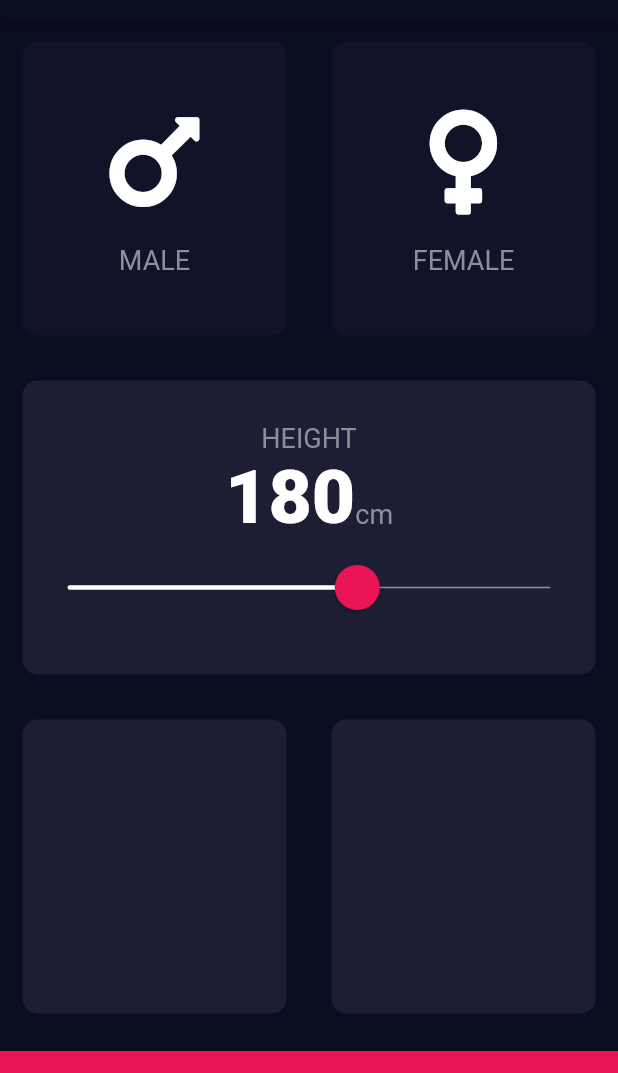
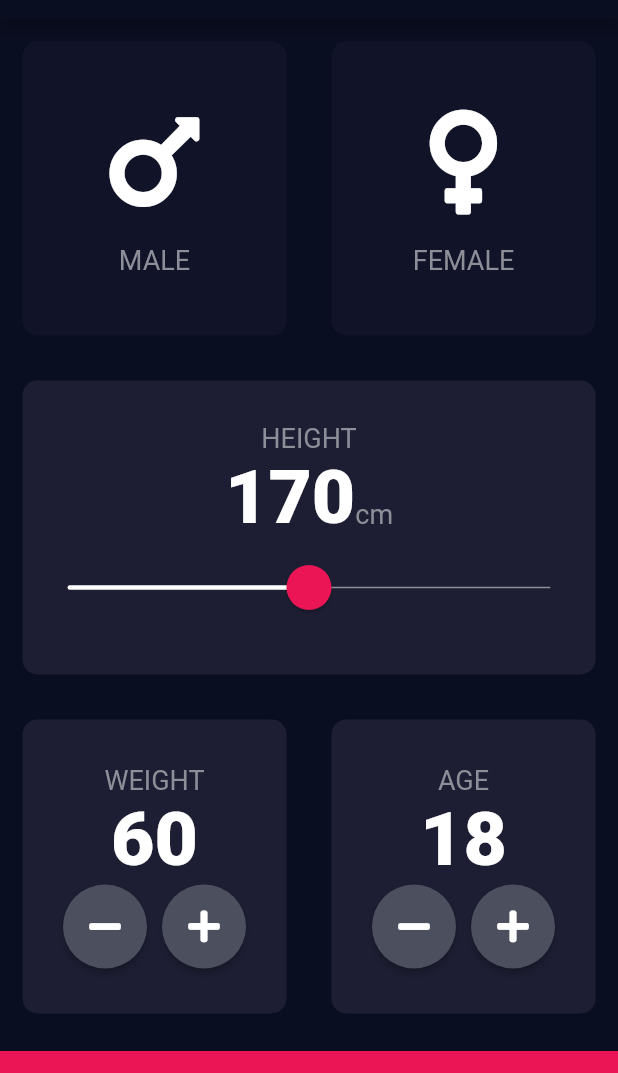
Before and after one commit to pelcastre-leomat/bmi-calculator-flutter, a Flutter app: the screen it shows after launch, on a phone screen of 412 x 824 dp, the part 65-1138 px from its top. Run offline on Flutter 3.47's test engine with Material 2 defaults, Android fonts, the phone set to English and light mode, and no system bars; our stand-ins replace font_awesome_flutter.

Commit message:
Finalized elements of main screen, corrected version number

```diff
--- a/lib/input_page.dart
+++ b/lib/input_page.dart
@@ -19,7 +19,9 @@ class InputPage extends StatefulWidget {
 
 class _InputPageState extends State<InputPage> {
   Gender? selectedGender;
-  int height = 180;
+  int height = 170;
+  int weight = 60;
+  int age = 18;
 
   @override
   Widget build(BuildContext context) {
@@ -123,14 +125,88 @@ class _InputPageState extends State<InputPage> {
           ),
           Expanded(
               child: Row(
-                children: const [
+                children: [
                   Expanded(
                     child: ReusableCard(
+                      cardChild: Column(
+                        mainAxisAlignment: MainAxisAlignment.center,
+                        children: <Widget>[
+                          const Text(
+                            'WEIGHT',
+                            style: kLabelTextStyle,
+                          ),
+                          Text(
+                            weight.toString(),
+                            style: kNumberTextStyle,
+                          ),
+                          Row(
+                            mainAxisAlignment: MainAxisAlignment.center,
+                            children: <Widget>[
+                              RoundIconButton(
+                                icon: FontAwesomeIcons.minus,
+                                onPressed: (){
+                                  setState(() {
+                                    weight--;
+                                  });
+                                },
+                              ),
+                              const SizedBox(
+                                width: 10,
+                              ),
+                              RoundIconButton(
+                                icon: FontAwesomeIcons.plus,
+                                onPressed: (){
+                                  setState(() {
+                                    weight++;
+                                  });
+                                },
+                              )
+                            ]
+                          ),
+                        ],
+                      ),
                       color: kActiveCardColor
                     ),
                   ),
                   Expanded(
                     child: ReusableCard(
+                      cardChild: Column(
+                        mainAxisAlignment: MainAxisAlignment.center,
+                        children: <Widget>[
+                          const Text(
+                            'AGE',
+                            style: kLabelTextStyle,
+                          ),
+                          Text(
+                            age.toString(),
+                            style: kNumberTextStyle,
+                          ),
+                          Row(
+                            mainAxisAlignment: MainAxisAlignment.center,
+                            children: <Widget>[
+                              RoundIconButton(
+                                icon: FontAwesomeIcons.minus,
+                                onPressed: (){
+                                  setState(() {
+                                    age--;
+                                  });
+                                }
+                              ),
+                              SizedBox(
+                                width: 10,
+                              ),
+                              RoundIconButton(
+                                  icon: FontAwesomeIcons.plus,
+                                  onPressed: (){
+                                    setState(() {
+                                      age++;
+                                    });
+                                  }
+                              ),
+                            ],
+                          )
+                        ],
+                      ),
                       color: kActiveCardColor
                     ),
                   ),
@@ -148,3 +224,25 @@ class _InputPageState extends State<InputPage> {
     );
   }
 }
+
+
+class RoundIconButton extends StatelessWidget {
+  const RoundIconButton({Key? key,required this.icon, required this.onPressed}) : super(key: key);
+
+  final IconData icon;
+  final VoidCallback onPressed;
+
+  @override
+  Widget build(BuildContext context) {
+    return RawMaterialButton(
+      constraints: const BoxConstraints.tightFor(
+        width: 56.0,
+        height: 56.0,
+      ),
+      shape: const CircleBorder(),
+      fillColor: const Color(0xff4c4f5e),
+      onPressed: onPressed,
+      child: Icon(icon),
+    );
+  }
+}
```
